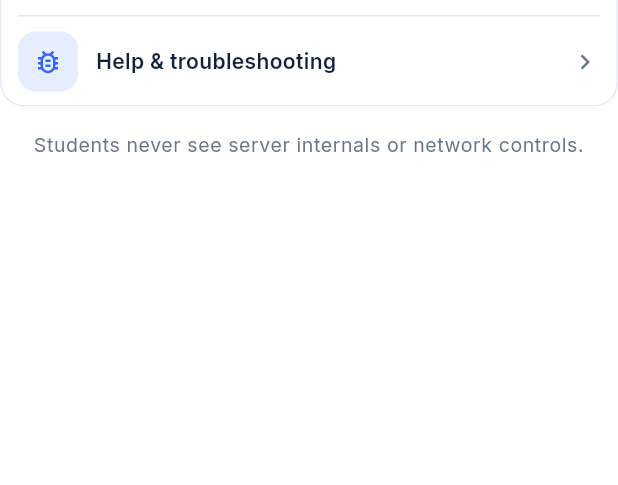
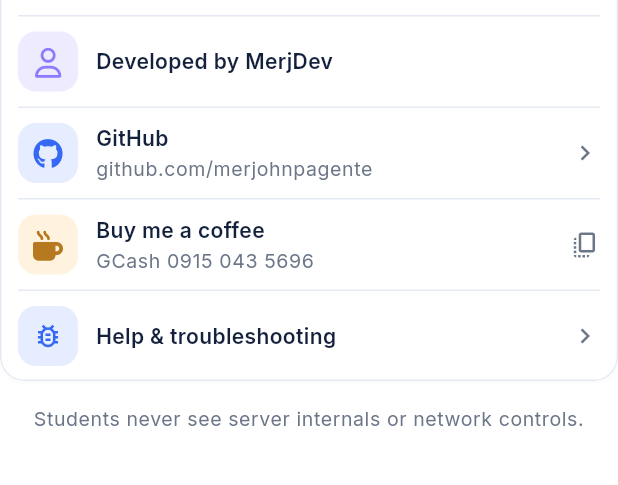
Before and after one commit to merjohnpagente/ClassCast, a Flutter app: the SettingsScreen widget shown alone on an empty page, opened directly, on a phone screen of 412 x 824 dp, the part 498-983 px from its top. Run offline on Flutter 3.47's test engine with Material 3 defaults, Android fonts, the phone set to English and light mode, and no system bars; our stand-ins replace file_picker, font_awesome_flutter, qr_flutter, shared_preferences, sqflite; missing offline and left inert: mobile_scanner, network_info_plus, syncfusion_flutter_pdfviewer; accounts and stored records are empty.

Commit message:
Put the credit, the GitHub link and the coffee back
Taken out earlier on the wrong reading of a note. They belong: a developer
shipping an app offline in a classroom wants the name on the splash and a
way to reach them from Settings.

  - "By MerjDev" returns to the bottom of the splash's blue field, under the
    progress bar. It is the last thing on the screen, not the first thing the
    teacher has to read.
  - Settings > About gains "Developed by MerjDev", a GitHub row pointing at
    github.com/merjohnpagente, and "Buy me a coffee" carrying the GCash
    number.
  - Both brand icons are real ones now: FontAwesomeIcons.github and
    mugHot, rather than a generic wrench and code glyph that stood in for
    them. That pulls in font_awesome_flutter and url_launcher again.
  - The GCash row copies 09150435696 on tap and says so, since there is no
    deep link that works across wallets.

```diff
--- a/lib/screens/common/settings_screen.dart
+++ b/lib/screens/common/settings_screen.dart
@@ -1,7 +1,10 @@
 import 'dart:async';
 
 import 'package:flutter/material.dart';
+import 'package:flutter/services.dart';
+import 'package:font_awesome_flutter/font_awesome_flutter.dart';
 import 'package:provider/provider.dart';
+import 'package:url_launcher/url_launcher.dart';
 
 import '../../providers/app_state.dart';
 import '../../providers/session_provider.dart';
@@ -23,9 +26,41 @@ class SettingsScreen extends StatefulWidget {
 }
 
 class _SettingsScreenState extends State<SettingsScreen> {
+  static const _githubUser = 'merjohnpagente';
+
+  /// Spaced the way GCash displays it, so it can be read off the screen and
+  /// typed into a wallet without guessing the grouping.
+  static const _gcashNumber = '0915 043 5696';
+
+  static const _gcashDigits = '09150435696';
+
   String _ip = '';
   String? _wifi;
   bool _loading = true;
+
+  /// Opening an external link must never be able to crash the settings page:
+  /// a phone with no browser, or a browser that refuses the intent, is normal
+  /// enough that the user gets a sentence instead of a red screen.
+  Future<void> _openGithub(BuildContext context) async {
+    final messenger = ScaffoldMessenger.of(context);
+    final uri = Uri.parse('https://github.com/$_githubUser');
+    try {
+      final ok = await launchUrl(uri, mode: LaunchMode.externalApplication);
+      if (!ok) throw StateError('launchUrl returned false');
+    } catch (_) {
+      messenger.showSnackBar(
+        const SnackBar(content: Text('Could not open the browser.')),
+      );
+    }
+  }
+
+  Future<void> _copyGcash(BuildContext context) async {
+    await Clipboard.setData(const ClipboardData(text: _gcashDigits));
+    if (!mounted) return;
+    ScaffoldMessenger.of(context).showSnackBar(
+      SnackBar(content: Text('GCash number copied — $_gcashNumber')),
+    );
+  }
 
   @override
   void initState() {
@@ -221,6 +256,32 @@ class _SettingsScreenState extends State<SettingsScreen> {
                 title: 'ClassCast Offline',
                 subtitle: 'Share. Present. Learn. Works without internet.',
               ),
+              const AppListRow(
+                icon: FontAwesomeIcons.user,
+                title: 'Developed by MerjDev',
+                iconColor: AppColors.secondary,
+                iconBackground: AppColors.secondarySoft,
+              ),
+              AppListRow(
+                icon: FontAwesomeIcons.github,
+                title: 'GitHub',
+                subtitle: 'github.com/$_githubUser',
+                trailing: const AppChevron(),
+                onTap: () => _openGithub(context),
+              ),
+              // Tapping copies the number: there is no universal GCash deep
+              // link, so the number travels and the teacher pastes it into
+              // their wallet app.
+              AppListRow(
+                icon: FontAwesomeIcons.mugHot,
+                title: 'Buy me a coffee',
+                subtitle: 'GCash $_gcashNumber',
+                iconColor: AppColors.warning,
+                iconBackground: AppColors.warningBg,
+                trailing: const Icon(Icons.copy_all_outlined,
+                    size: 20, color: AppColors.muted),
+                onTap: () => _copyGcash(context),
+              ),
               AppListRow(
                 icon: Icons.bug_report_outlined,
                 title: 'Help & troubleshooting',
--- a/pubspec.yaml
+++ b/pubspec.yaml
@@ -22,6 +22,8 @@ dependencies:
   file_picker: ^13.1.0
   network_info_plus: ^8.2.2
   path_provider: ^2.1.5
+  url_launcher: ^6.3.2
+  font_awesome_flutter: ^10.7.0
   uuid: ^4.5.1
   archive: ^4.0.9
   xml: ^7.0.1
```
Also changed, not shown: lib/screens/splash_screen.dart (+14 -1 lines).
